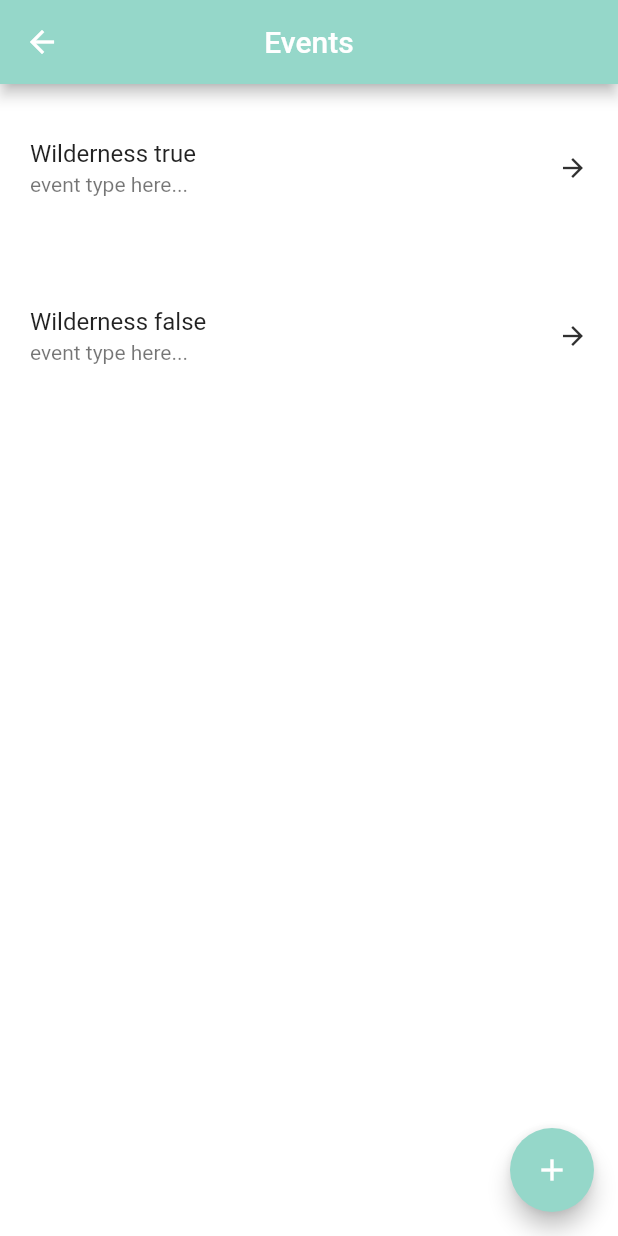
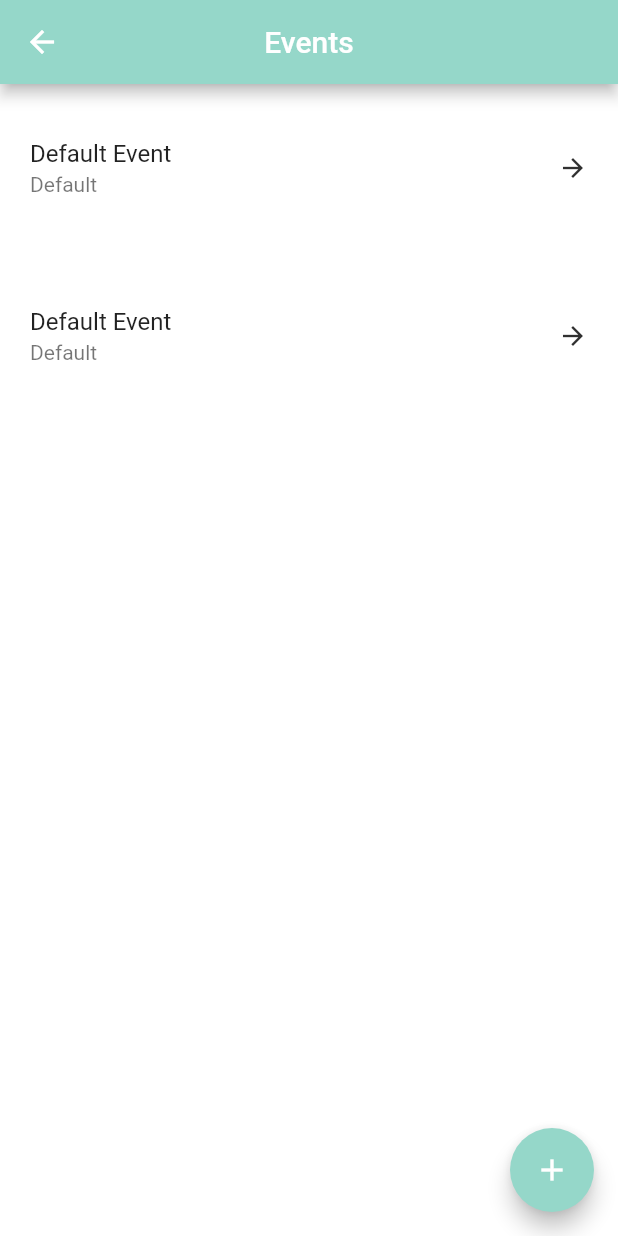
Before and after one commit to MartinDampier/Sound_Trek, a Flutter app: the EventsPage screen opened directly, on a phone screen of 412 x 824 dp. Run offline on Flutter 3.47's test engine with Material 2 defaults, Android fonts, the phone set to English and light mode, and no system bars; drawn by our look-alikes of flutter_slidable, flutter_speed_dial; our stand-ins replace flutter_svg, google_maps_flutter, just_audio, location; missing offline and left inert: geopointer.

Commit message:
making data more viewable

```diff
--- a/lib/main.dart
+++ b/lib/main.dart
@@ -13,7 +13,6 @@ import 'package:provider/provider.dart';
 import 'package:sound_trek/models/user.dart';
 import 'package:sound_trek/models/playlist.dart';
 import 'package:just_audio/just_audio.dart';
-
 import 'models/events/default_event.dart';
 import 'models/events/event.dart';
 import 'models/soundtrack_item.dart';
@@ -249,7 +248,7 @@ class _MyHomePageState extends State<MyHomePage> {
                           _title = 'Currently playing...';
                           setState(() {
                             user.playMusic();
-                            _currentSongTitle = _currentSong.title;
+                            _currentSongTitle = Playlist.findAssociatedEvent(_currentSong, eventsPriorityQueue) + ' - ' + _currentSong.title;
                           });
                         } else {
                           user.pauseMusic();
@@ -359,7 +358,7 @@ class _MyHomePageState extends State<MyHomePage> {
         setState(() {
           _currentSong = item.getPlaylist();
           _currentSong.passToMusicPlayer(user);
-          _currentSongTitle = _currentSong.title;
+          _currentSongTitle = Playlist.findAssociatedEvent(_currentSong, queueIn) + ' - ' + _currentSong.title;
         });
       }else{
         print("same song");
--- a/lib/models/user.dart
+++ b/lib/models/user.dart
@@ -104,4 +104,6 @@ class User with ChangeNotifier {
   void editPlaylist(int index) {
     notifyListeners();
   }
+
+
 }
--- a/lib/screens/event_builders/date_event_builder.dart
+++ b/lib/screens/event_builders/date_event_builder.dart
@@ -174,8 +174,8 @@ class BuildDateEventState extends State<BuildDateEvent> {
   }
 
   void createDateEvent(PriorityQueue events, User user) {
-    String eventListName = 'Event ' + (events.possibilities.length + 1).toString();
-    List<Event> eventList = [DateEvent()];
+    String eventListName = 'Event ' + (events.possibilities.length).toString();
+    List<Event> eventList = [DateEvent(startDate, endDate, eventListName)];
 
     SoundtrackItem item = SoundtrackItem(playlist, eventList);
     events.addItem(item);
--- a/lib/screens/event_builders/location_event_builder.dart
+++ b/lib/screens/event_builders/location_event_builder.dart
@@ -176,8 +176,8 @@ class BuildLocationEventState extends State<BuildLocationEvent> {
   void createLocationEvent(PriorityQueue events, User user) {
     _setCircles(user);
     String eventListName =
-        'Event ' + (events.possibilities.length + 1).toString();
-    List<Event> eventList = [LocationEvent(_markerPosition.latitude as double, _markerPosition.longitude as double, eventRadius,'My Location Event', _circleIdCounter.toString())];
+        'Event ' + (events.possibilities.length).toString();
+    List<Event> eventList = [LocationEvent(_markerPosition.latitude as double, _markerPosition.longitude as double, eventRadius, eventListName, _circleIdCounter.toString())];
 
     SoundtrackItem item = SoundtrackItem(playlist, eventList);
     events.addItem(item);
--- a/lib/screens/event_builders/time_event_builder.dart
+++ b/lib/screens/event_builders/time_event_builder.dart
@@ -170,8 +170,8 @@ class BuildTimeEventState extends State<BuildTimeEvent> {
   }
 
   void createTimeEvent(PriorityQueue events, User user) {
-    String eventListName = 'Event ' + (events.possibilities.length + 1).toString();
-    List<Event> eventList = [ClockEvent(startTime, endTime)];
+    String eventListName = 'Event ' + (events.possibilities.length).toString();
+    List<Event> eventList = [ClockEvent(startTime, endTime, eventListName)];
 
     SoundtrackItem item = SoundtrackItem(playlist, eventList);
     events.addItem(item);
--- a/lib/screens/event_builders/weather_event_builder.dart
+++ b/lib/screens/event_builders/weather_event_builder.dart
@@ -145,8 +145,8 @@ class BuildWeatherEventState extends State<BuildWeatherEvent> {
 
   void createWeatherEvent(PriorityQueue events, user) {
     String eventListName =
-        'Event ' + (events.possibilities.length + 1).toString();
-    List<Event> eventList = [WeatherEvent(displayWeather(weatherCondition))];
+        'Event ' + (events.possibilities.length).toString();
+    List<Event> eventList = [WeatherEvent(displayWeather(weatherCondition), eventListName)];
 
     SoundtrackItem item = SoundtrackItem(playlist, eventList);
     events.addItem(item);
--- a/lib/screens/event_view.dart
+++ b/lib/screens/event_view.dart
@@ -125,8 +125,8 @@ class EventsPage extends StatelessWidget {
         horizontal: 20,
         vertical: 20,
       ),
-      title: Text('${item.getEventList().elementAt(0)}'),
-      subtitle: Text('event type here...'),
+      title: Text(item.getEventList().elementAt(0).getName()),
+      subtitle: Text(item.getEventList().elementAt(0).getType()),
       trailing: Icon(
         Icons.arrow_forward,
         color: Color(0xFF303030),
```
Also changed, not shown: lib/models/playlist.dart (+16 -0 lines), lib/screens/playlist_view.dart (+1 -14 lines).
